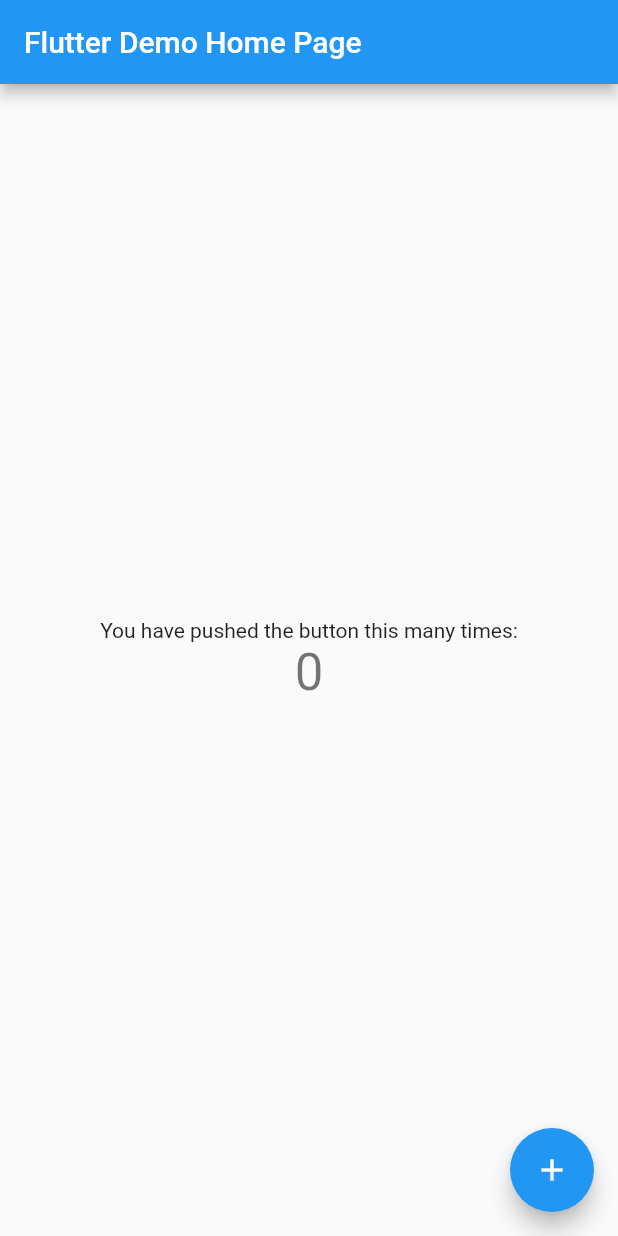
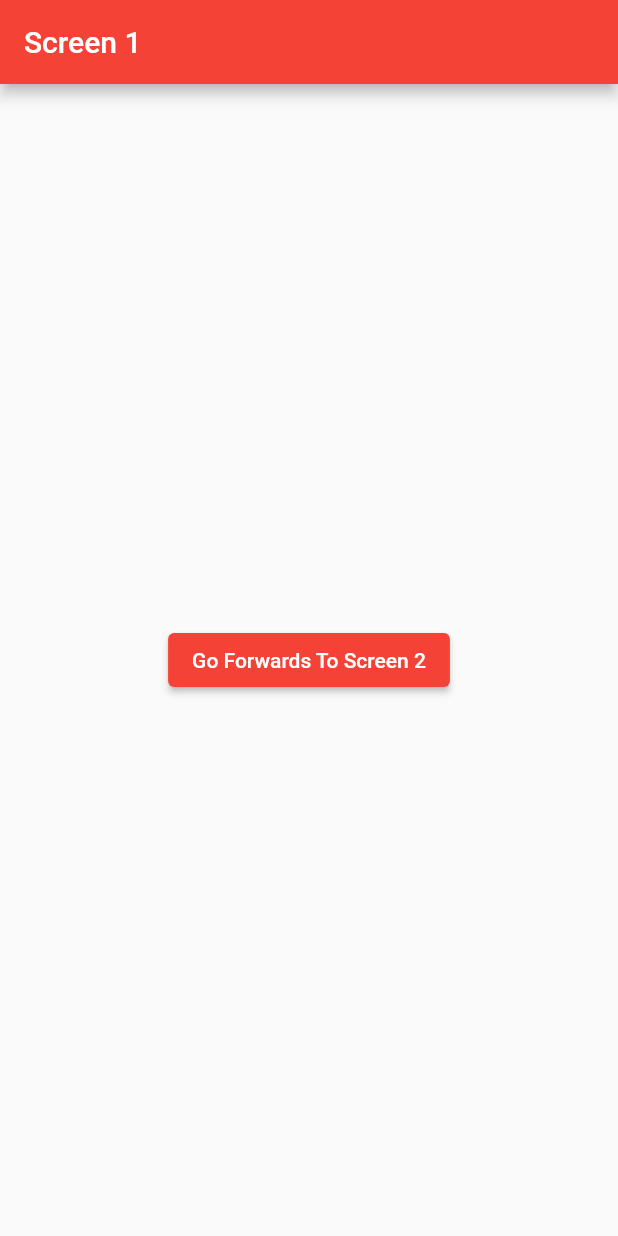
Before and after one commit to robence/flutter_navigation_demo, a Flutter app: the screen it shows after launch, on a phone screen of 412 x 824 dp. Run offline on Flutter 3.47's test engine with Material 2 defaults, Android fonts, the phone set to English and light mode, and no system bars.

Commit message:
load initial screen demo

```diff
--- a/lib/main.dart
+++ b/lib/main.dart
@@ -1,4 +1,5 @@
 import 'package:flutter/material.dart';
+import 'package:flutter_navigation_demo/screen1.dart';
 
 void main() {
   runApp(const MyApp());
@@ -10,106 +11,18 @@ class MyApp extends StatelessWidget {
   // This widget is the root of your application.
   @override
   Widget build(BuildContext context) {
-    return MaterialApp(
+    return const MaterialApp(
       title: 'Flutter Demo',
-      theme: ThemeData(
-        // This is the theme of your application.
-        //
-        // Try running your application with "flutter run". You'll see the
-        // application has a blue toolbar. Then, without quitting the app, try
-        // changing the primarySwatch below to Colors.green and then invoke
-        // "hot reload" (press "r" in the console where you ran "flutter run",
-        // or simply save your changes to "hot reload" in a Flutter IDE).
-        // Notice that the counter didn't reset back to zero; the application
-        // is not restarted.
-        primarySwatch: Colors.blue,
-      ),
-      home: const MyHomePage(title: 'Flutter Demo Home Page'),
+      home: Screen1(),
     );
   }
 }
 
-class MyHomePage extends StatefulWidget {
-  const MyHomePage({Key? key, required this.title}) : super(key: key);
-
-  // This widget is the home page of your application. It is stateful, meaning
-  // that it has a State object (defined below) that contains fields that affect
-  // how it looks.
-
-  // This class is the configuration for the state. It holds the values (in this
-  // case the title) provided by the parent (in this case the App widget) and
-  // used by the build method of the State. Fields in a Widget subclass are
-  // always marked "final".
-
-  final String title;
-
-  @override
-  State<MyHomePage> createState() => _MyHomePageState();
-}
-
-class _MyHomePageState extends State<MyHomePage> {
-  int _counter = 0;
-
-  void _incrementCounter() {
-    setState(() {
-      // This call to setState tells the Flutter framework that something has
-      // changed in this State, which causes it to rerun the build method below
-      // so that the display can reflect the updated values. If we changed
-      // _counter without calling setState(), then the build method would not be
-      // called again, and so nothing would appear to happen.
-      _counter++;
-    });
-  }
+class MyHomePage extends StatelessWidget {
+  const MyHomePage({Key? key}) : super(key: key);
 
   @override
   Widget build(BuildContext context) {
-    // This method is rerun every time setState is called, for instance as done
-    // by the _incrementCounter method above.
-    //
-    // The Flutter framework has been optimized to make rerunning build methods
-    // fast, so that you can just rebuild anything that needs updating rather
-    // than having to individually change instances of widgets.
-    return Scaffold(
-      appBar: AppBar(
-        // Here we take the value from the MyHomePage object that was created by
-        // the App.build method, and use it to set our appbar title.
-        title: Text(widget.title),
-      ),
-      body: Center(
-        // Center is a layout widget. It takes a single child and positions it
-        // in the middle of the parent.
-        child: Column(
-          // Column is also a layout widget. It takes a list of children and
-          // arranges them vertically. By default, it sizes itself to fit its
-          // children horizontally, and tries to be as tall as its parent.
-          //
-          // Invoke "debug painting" (press "p" in the console, choose the
-          // "Toggle Debug Paint" action from the Flutter Inspector in Android
-          // Studio, or the "Toggle Debug Paint" command in Visual Studio Code)
-          // to see the wireframe for each widget.
-          //
-          // Column has various properties to control how it sizes itself and
-          // how it positions its children. Here we use mainAxisAlignment to
-          // center the children vertically; the main axis here is the vertical
-          // axis because Columns are vertical (the cross axis would be
-          // horizontal).
-          mainAxisAlignment: MainAxisAlignment.center,
-          children: <Widget>[
-            const Text(
-              'You have pushed the button this many times:',
-            ),
-            Text(
-              '$_counter',
-              style: Theme.of(context).textTheme.headline4,
-            ),
-          ],
-        ),
-      ),
-      floatingActionButton: FloatingActionButton(
-        onPressed: _incrementCounter,
-        tooltip: 'Increment',
-        child: const Icon(Icons.add),
-      ), // This trailing comma makes auto-formatting nicer for build methods.
-    );
+    return Container();
   }
 }
--- /dev/null
+++ b/lib/screen1.dart
@@ -0,0 +1,24 @@
+import 'package:flutter/material.dart';
+
+class Screen1 extends StatelessWidget {
+  const Screen1({Key? key}) : super(key: key);
+
+  @override
+  Widget build(BuildContext context) {
+    return Scaffold(
+      appBar: AppBar(
+        backgroundColor: Colors.red,
+        title: const Text('Screen 1'),
+      ),
+      body: Center(
+        child: ElevatedButton(
+          style: ElevatedButton.styleFrom(
+            primary: Colors.red,
+          ),
+          child: const Text('Go Forwards To Screen 2'),
+          onPressed: () {},
+        ),
+      ),
+    );
+  }
+}
```
Also changed, not shown: lib/screen0.dart (added, +37 -0 lines), lib/screen2.dart (added, +24 -0 lines).
